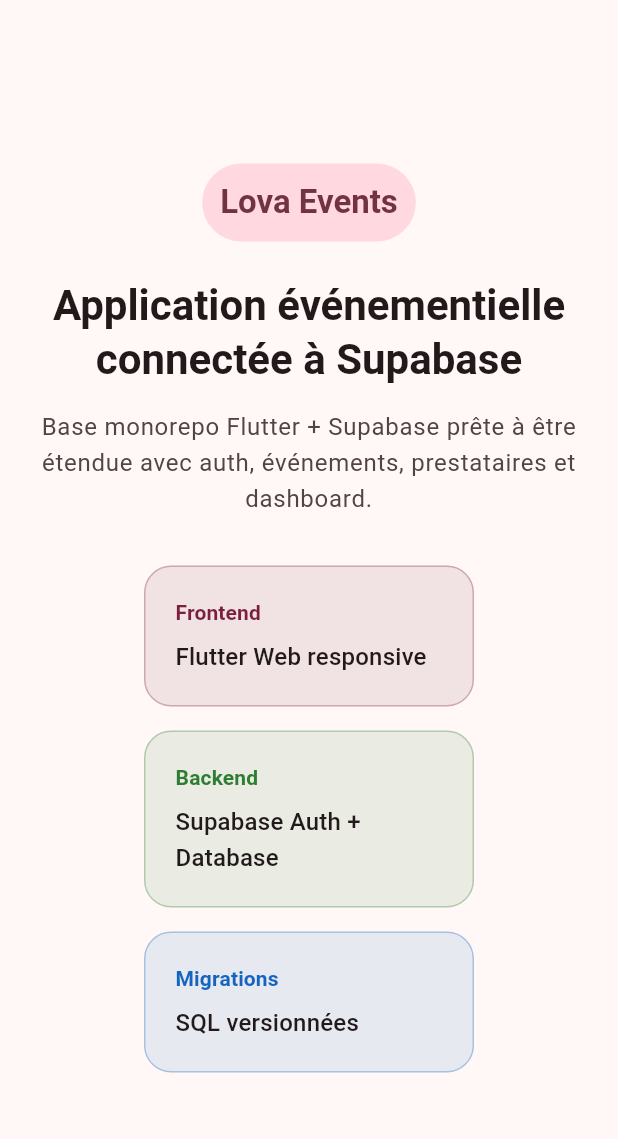
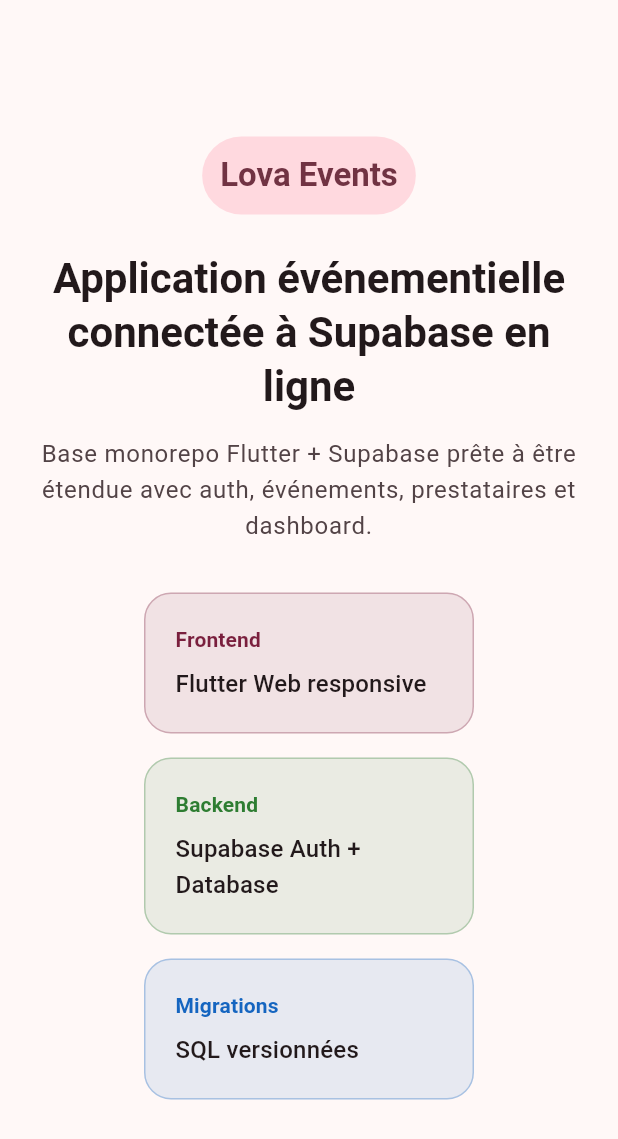
Before and after one commit to ver-di40/Lova-Events, a Flutter app: the screen it shows after launch, on a phone screen of 412 x 824 dp. Shown: the top 1139 px of the screen. Run offline on Flutter 3.47's test engine with Material 3 defaults, Android fonts, the phone set to English and light mode, and no system bars; our stand-ins replace flutter_dotenv, go_router, supabase_flutter; accounts and stored records are empty.

Commit message:
feat: Update README and widget test for online Supabase configuration

```diff
--- a/lib/main.dart
+++ b/lib/main.dart
@@ -87,7 +87,7 @@
                   ),
                   const SizedBox(height: 24),
                   Text(
-                    'Application événementielle connectée à Supabase',
+                    'Application événementielle connectée à Supabase en ligne',
                     textAlign: TextAlign.center,
                     style: theme.textTheme.headlineMedium?.copyWith(
                       fontWeight: FontWeight.w700,
```
Also changed, not shown: 2 other files.
